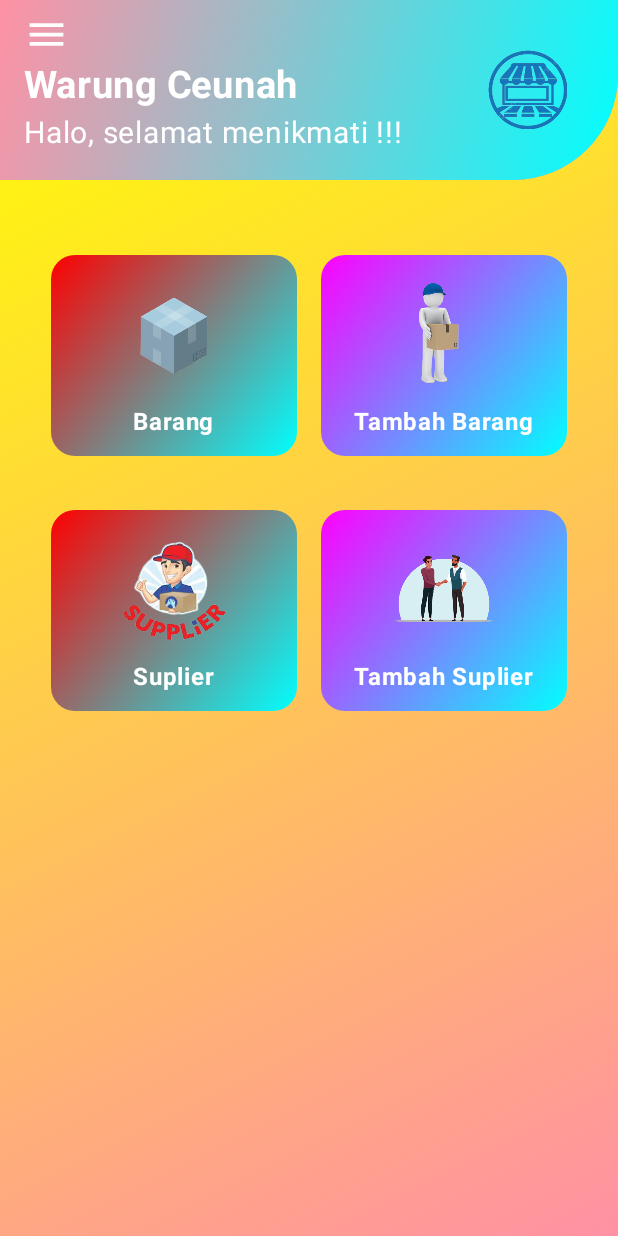
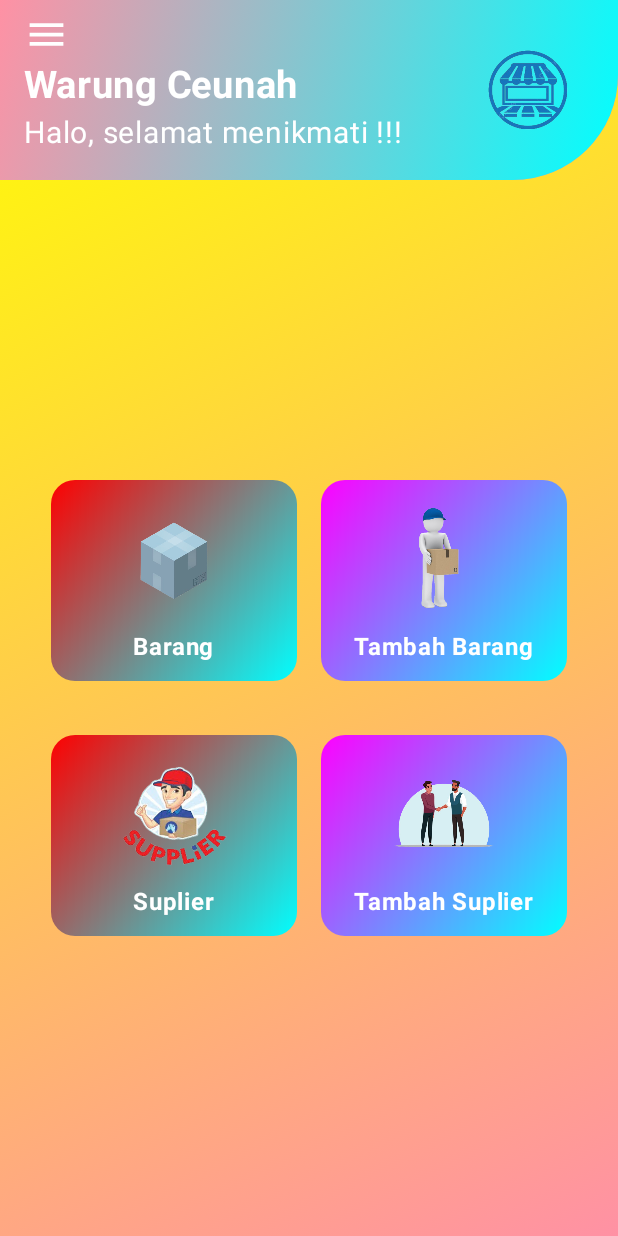
Before and after one commit to BriliyanLuthfiTriandri/UcpRoomDatabase_0094, an Android app built with Jetpack Compose: the screen it shows after launch (MainActivity), on a phone screen of 412 x 824 dp. Run offline under Robolectric (Android 15) with nearby library versions, the phone set to English and light mode, and no system bars.

Commit message:
menambahkan padding top

```diff
--- a/app/src/main/java/com/example/ucp2/ui/view/HomeAwal.kt
+++ b/app/src/main/java/com/example/ucp2/ui/view/HomeAwal.kt
@@ -109,6 +109,7 @@ fun HomeAwal(
             modifier = Modifier
                 .fillMaxSize()
                 .padding(16.dp)
+                .padding(top = 150.dp)
         ) {
             Row(
                 modifier = Modifier
```
